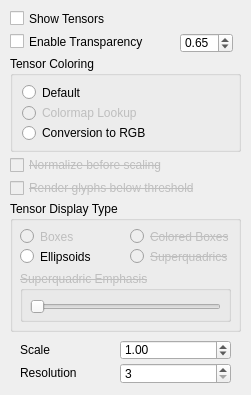
Qt form src/Interface/Modules/Visualization/ShowFieldGlyphsTensorTab.ui (SCIInstitute/SCIRun) before a commit.
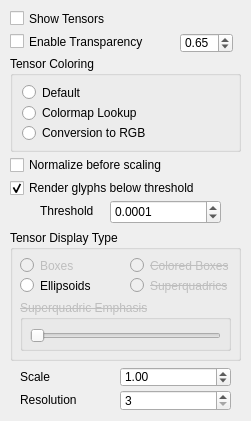
The same form after that commit.

Commit message: Fixed tensor color mapping. Tensors with negative eigen values no longer set to spheres. Added tensors normalize before scaling and avoiding rendering below threshold. Threshold now checked against magnitude of eigenvalues instead of each one individually. Fixed SCIRun 4 bugs of scaling affecting threshold and small eigen values being set to threshold.

What changed in the file:
```diff
--- a/src/Interface/Modules/Visualization/ShowFieldGlyphsTensorTab.ui
+++ b/src/Interface/Modules/Visualization/ShowFieldGlyphsTensorTab.ui
@@ -7,7 +7,7 @@
     <x>0</x>
     <y>0</y>
     <width>251</width>
-    <height>395</height>
+    <height>421</height>
    </rect>
   </property>
   <property name="sizePolicy">
@@ -60,7 +60,7 @@
    <property name="geometry">
     <rect>
      <x>10</x>
-     <y>201</y>
+     <y>230</y>
      <width>231</width>
      <height>131</height>
     </rect>
@@ -200,7 +200,7 @@
   </widget>
   <widget class="QCheckBox" name="normalizeTensorsCheckBox_">
    <property name="enabled">
-    <bool>false</bool>
+    <bool>true</bool>
    </property>
    <property name="geometry">
     <rect>
@@ -218,7 +218,7 @@
    </property>
    <property name="font">
     <font>
-     <strikeout>true</strikeout>
+     <strikeout>false</strikeout>
     </font>
    </property>
    <property name="text">
@@ -229,7 +229,7 @@
    <property name="geometry">
     <rect>
      <x>120</x>
-     <y>363</y>
+     <y>390</y>
      <width>111</width>
      <height>21</height>
     </rect>
@@ -243,7 +243,7 @@
   </widget>
   <widget class="QCheckBox" name="renderTensorsBelowThresholdCheckBox_">
    <property name="enabled">
-    <bool>false</bool>
+    <bool>true</bool>
    </property>
    <property name="geometry">
     <rect>
@@ -261,12 +261,15 @@
    </property>
    <property name="font">
     <font>
-     <strikeout>true</strikeout>
+     <strikeout>false</strikeout>
     </font>
    </property>
    <property name="text">
     <string>Render glyphs below threshold</string>
    </property>
+   <property name="checked">
+    <bool>true</bool>
+   </property>
   </widget>
   <widget class="QGroupBox" name="tensorColoringGroupBox_">
    <property name="enabled">
@@ -294,7 +297,7 @@
     <item>
      <widget class="QRadioButton" name="colormapLookupTensorsColoringRButton_">
       <property name="enabled">
-       <bool>false</bool>
+       <bool>true</bool>
       </property>
       <property name="font">
        <font>
@@ -339,7 +342,7 @@
    <property name="geometry">
     <rect>
      <x>120</x>
-     <y>340</y>
+     <y>367</y>
      <width>111</width>
      <height>20</height>
     </rect>
@@ -358,7 +361,7 @@
    <property name="geometry">
     <rect>
      <x>20</x>
-     <y>340</y>
+     <y>367</y>
      <width>91</width>
      <height>20</height>
     </rect>
@@ -371,7 +374,7 @@
    <property name="geometry">
     <rect>
      <x>20</x>
-     <y>363</y>
+     <y>390</y>
      <width>91</width>
      <height>20</height>
     </rect>
@@ -399,6 +402,41 @@
     <double>0.650000000000000</double>
    </property>
   </widget>
+  <widget class="QDoubleSpinBox" name="thresholdDoubleSpinBox_">
+   <property name="geometry">
+    <rect>
+     <x>110</x>
+     <y>200</y>
+     <width>111</width>
+     <height>24</height>
+    </rect>
+   </property>
+   <property name="decimals">
+    <number>4</number>
+   </property>
+   <property name="maximum">
+    <double>100.000000000000000</double>
+   </property>
+   <property name="singleStep">
+    <double>0.100000000000000</double>
+   </property>
+   <property name="value">
+    <double>0.000100000000000</double>
+   </property>
+  </widget>
+  <widget class="QLabel" name="label">
+   <property name="geometry">
+    <rect>
+     <x>40</x>
+     <y>200</y>
+     <width>60</width>
+     <height>21</height>
+    </rect>
+   </property>
+   <property name="text">
+    <string>Threshold</string>
+   </property>
+  </widget>
  </widget>
  <resources/>
  <connections/>
```
The commit also changes 6 other files.
